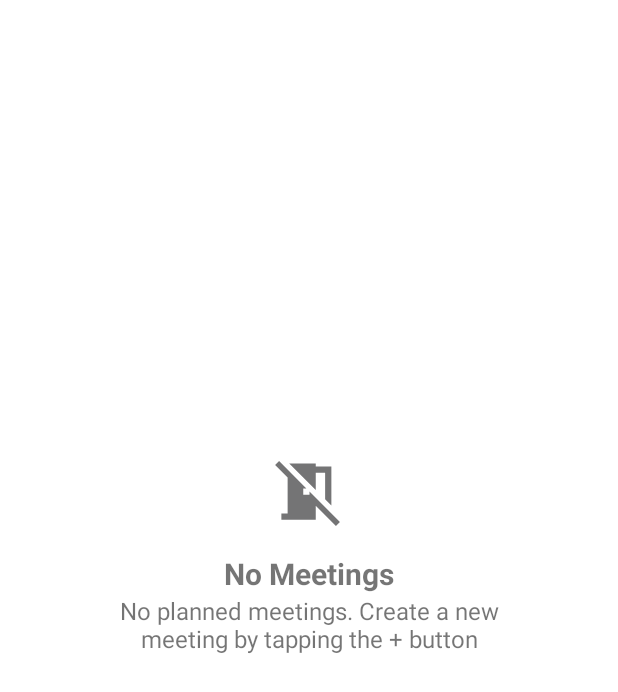
After one commit to Pekoooo/Ma-Reu, an Android app: the layout meeting_list_is_empty.xml on its own in the app's theme, with its tools: preview values and no code run, on a phone screen of 412 x 824 dp. The commit adds this screen. Shown: the top 692 px of the screen. Run offline under Robolectric (Android 15) with nearby library versions, the phone set to English and light mode, and no system bars.

Commit message:
[ADDED] Message when RecyclerView is empty [ADDED] Control on button for creating meeting

```diff
--- a/app/build.gradle
+++ b/app/build.gradle
@@ -43,7 +43,9 @@ dependencies {
     implementation 'androidx.appcompat:appcompat:1.4.0'
     implementation 'com.google.android.material:material:1.4.0'
     implementation 'androidx.constraintlayout:constraintlayout:2.1.2'
+    implementation 'androidx.legacy:legacy-support-v4:1.0.0'
     testImplementation 'junit:junit:4.+'
+    implementation 'com.google.android.material:material:1.0.0-beta01'
     androidTestImplementation 'androidx.test.ext:junit:1.1.3'
     androidTestImplementation 'androidx.test.espresso:espresso-core:3.4.0'
 
--- a/app/src/main/java/com/example/mareu/model/Meeting.java
+++ b/app/src/main/java/com/example/mareu/model/Meeting.java
@@ -11,7 +11,6 @@ public class Meeting implements Parcelable {
     private String meetingTime;
     private MeetingRoom meetingRoom;
     private List<String> meetingParticipants;
-
 
 
     public Meeting(String meetingTopic, String meetingTime, MeetingRoom meetingRoom, List<String> meetingParticipants) {
--- /dev/null
+++ b/app/src/main/res/drawable/ic_baseline_no_meeting_room_24.xml
@@ -0,0 +1,5 @@
+<vector android:height="24dp" android:tint="#747475"
+    android:viewportHeight="24" android:viewportWidth="24"
+    android:width="24dp" xmlns:android="http://schemas.android.com/apk/res/android">
+    <path android:fillColor="@android:color/white" android:pathData="M11,11h-1v2h2v-1l9.73,9.73L20.46,23 14,16.54L14,21L3,21v-2h2L5,7.54l-4,-4 1.27,-1.27L11,11zM14,11.49L5.51,3L14,3v1h5v12.49l-2,-2L17,6h-3v5.49z"/>
+</vector>
--- /dev/null
+++ b/app/src/main/res/layout/meeting_list_is_empty.xml
@@ -0,0 +1,42 @@
+<?xml version="1.0" encoding="utf-8"?>
+<androidx.constraintlayout.widget.ConstraintLayout xmlns:android="http://schemas.android.com/apk/res/android"
+    xmlns:tools="http://schemas.android.com/tools"
+    android:layout_width="match_parent"
+    android:layout_height="match_parent"
+    xmlns:app="http://schemas.android.com/apk/res-auto">
+
+    <TextView
+        android:id="@+id/textView"
+        android:layout_width="wrap_content"
+        android:layout_height="wrap_content"
+        android:text="No Meetings"
+        android:textSize="20sp"
+        android:textStyle="bold"
+        app:layout_constraintBottom_toTopOf="@+id/textView2"
+        app:layout_constraintEnd_toEndOf="@+id/textView2"
+        app:layout_constraintStart_toStartOf="@+id/textView2" />
+
+    <TextView
+        android:id="@+id/textView2"
+        android:layout_width="280dp"
+        android:layout_height="wrap_content"
+        android:text="No planned meetings. Create a new meeting by tapping the + button"
+        android:textAlignment="center"
+        android:textSize="16sp"
+        android:layout_marginTop="8dp"
+        app:layout_constraintBottom_toBottomOf="parent"
+        app:layout_constraintEnd_toEndOf="parent"
+        app:layout_constraintStart_toStartOf="parent"
+        app:layout_constraintTop_toTopOf="parent" />
+
+    <ImageView
+        android:layout_width="50dp"
+        android:layout_height="50dp"
+        android:src="@drawable/ic_baseline_no_meeting_room_24"
+        android:layout_marginBottom="16dp"
+        app:layout_constraintBottom_toTopOf="@+id/textView"
+        app:layout_constraintEnd_toEndOf="parent"
+        app:layout_constraintStart_toStartOf="parent" />
+
+
+</androidx.constraintlayout.widget.ConstraintLayout>
```
Also changed, not shown: app/src/main/java/com/example/mareu/callback/OnMeetingClickListener.java (added, +9 -0 lines), app/src/main/java/com/example/mareu/meeting_list/AddMeetingActivity.java (+18 -24 lines), app/src/main/java/com/example/mareu/meeting_list/EmptyMeetingViewHolder.java (added, +17 -0 lines), app/src/main/java/com/example/mareu/meeting_list/ListMeetingActivity.java (+32 -42 lines), app/src/main/java/com/example/mareu/meeting_list/ListMeetingRecyclerViewAdapter.java (+83 -42 lines), app/src/main/java/com/example/mareu/meeting_list/MeetingViewHolder.java (added, +39 -0 lines), app/src/main/java/com/example/mareu/service/MeetingList.java (+2 -11 lines), app/src/main/java/com/example/mareu/service/MeetingRoomList.java (+5 -5 lines), app/src/main/res/layout/activity_add_meeting.xml (+8 -27 lines), app/src/main/res/layout/meeting_list_row.xml (+14 -15 lines), app/src/main/res/values/strings.xml (+9 -0 lines), 1 other file.
